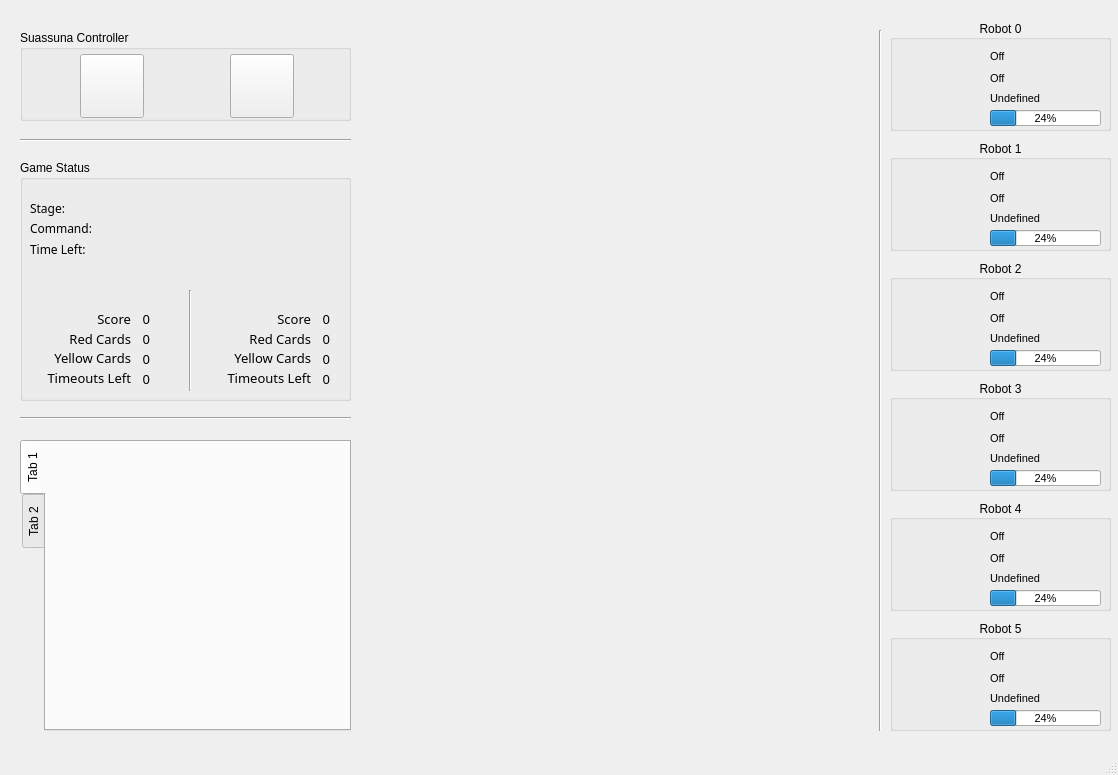
First picture: the form in entity/coachview/mainwindow.ui, repository MaracatronicsRobotics/Armorial-Suassuna-Legacy, before the edit.
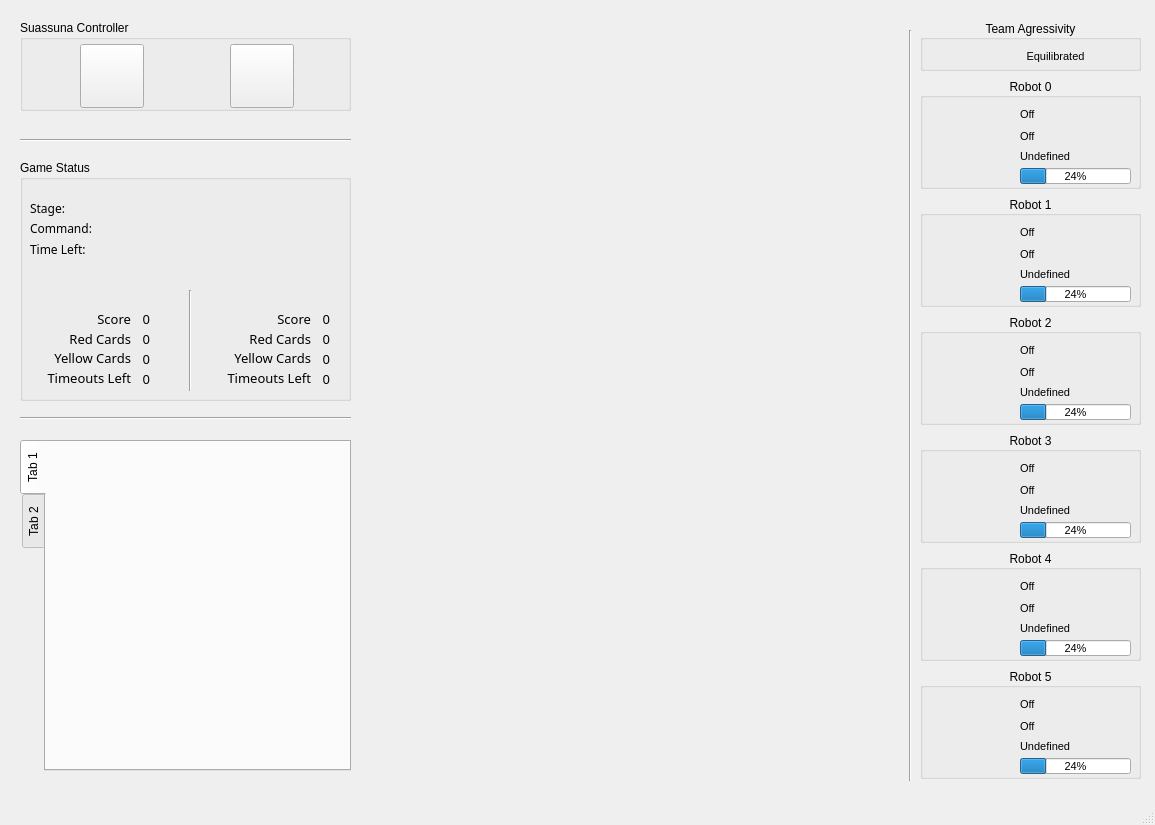
Second picture: the form after the edit. Icons and pictures are not drawn. Custom widgets are drawn as their Qt base class.

Diff of the .ui file:
```diff
--- a/entity/coachview/mainwindow.ui
+++ b/entity/coachview/mainwindow.ui
@@ -6,8 +6,8 @@
    <rect>
     <x>0</x>
     <y>0</y>
-    <width>1118</width>
-    <height>775</height>
+    <width>1155</width>
+    <height>825</height>
    </rect>
   </property>
   <property name="windowTitle">
@@ -24,8 +24,8 @@
    <widget class="QGroupBox" name="groupBox">
     <property name="geometry">
      <rect>
-      <x>890</x>
-      <y>20</y>
+      <x>920</x>
+      <y>78</y>
       <width>221</width>
       <height>111</height>
      </rect>
@@ -207,8 +207,8 @@
    <widget class="QGroupBox" name="groupBox_2">
     <property name="geometry">
      <rect>
-      <x>890</x>
-      <y>140</y>
+      <x>920</x>
+      <y>196</y>
       <width>221</width>
       <height>111</height>
      </rect>
@@ -387,8 +387,8 @@
    <widget class="QGroupBox" name="groupBox_3">
     <property name="geometry">
      <rect>
-      <x>890</x>
-      <y>260</y>
+      <x>920</x>
+      <y>314</y>
       <width>221</width>
       <height>111</height>
      </rect>
@@ -567,8 +567,8 @@
    <widget class="QGroupBox" name="groupBox_4">
     <property name="geometry">
      <rect>
-      <x>890</x>
-      <y>380</y>
+      <x>920</x>
+      <y>432</y>
       <width>221</width>
       <height>111</height>
      </rect>
@@ -747,8 +747,8 @@
    <widget class="QGroupBox" name="groupBox_5">
     <property name="geometry">
      <rect>
-      <x>890</x>
-      <y>500</y>
+      <x>920</x>
+      <y>550</y>
       <width>221</width>
       <height>111</height>
      </rect>
@@ -927,8 +927,8 @@
    <widget class="QGroupBox" name="groupBox_6">
     <property name="geometry">
      <rect>
-      <x>890</x>
-      <y>620</y>
+      <x>920</x>
+      <y>668</y>
       <width>221</width>
       <height>111</height>
      </rect>
@@ -1107,10 +1107,10 @@
    <widget class="Line" name="line">
     <property name="geometry">
      <rect>
-      <x>870</x>
+      <x>900</x>
       <y>30</y>
       <width>20</width>
-      <height>701</height>
+      <height>751</height>
      </rect>
     </property>
     <property name="orientation">
@@ -1657,7 +1657,7 @@
       <x>20</x>
       <y>440</y>
       <width>331</width>
-      <height>291</height>
+      <height>331</height>
      </rect>
     </property>
     <property name="tabPosition">
@@ -1682,8 +1682,8 @@
      <rect>
       <x>370</x>
       <y>30</y>
-      <width>490</width>
-      <height>690</height>
+      <width>527</width>
+      <height>740</height>
      </rect>
     </property>
    </widget>
@@ -1694,7 +1694,7 @@
     <property name="geometry">
      <rect>
       <x>20</x>
-      <y>30</y>
+      <y>20</y>
       <width>331</width>
       <height>91</height>
      </rect>
@@ -1762,6 +1762,62 @@
      <enum>Qt::Horizontal</enum>
     </property>
    </widget>
+   <widget class="QGroupBox" name="groupBox_8">
+    <property name="geometry">
+     <rect>
+      <x>920</x>
+      <y>20</y>
+      <width>221</width>
+      <height>51</height>
+     </rect>
+    </property>
+    <property name="title">
+     <string>Team Agressivity</string>
+    </property>
+    <property name="alignment">
+     <set>Qt::AlignCenter</set>
+    </property>
+    <widget class="QLabel" name="agressivity_img">
+     <property name="geometry">
+      <rect>
+       <x>70</x>
+       <y>30</y>
+       <width>16</width>
+       <height>14</height>
+      </rect>
+     </property>
+     <property name="text">
+      <string/>
+     </property>
+     <property name="pixmap">
+      <pixmap resource="../../rsc.qrc">:/textures/textures/eq.png</pixmap>
+     </property>
+     <property name="scaledContents">
+      <bool>true</bool>
+     </property>
+    </widget>
+    <widget class="QLabel" name="agressivity_txt">
+     <property name="geometry">
+      <rect>
+       <x>90</x>
+       <y>28</y>
+       <width>91</width>
+       <height>17</height>
+      </rect>
+     </property>
+     <property name="font">
+      <font>
+       <pointsize>8</pointsize>
+      </font>
+     </property>
+     <property name="text">
+      <string>Equilibrated</string>
+     </property>
+     <property name="alignment">
+      <set>Qt::AlignCenter</set>
+     </property>
+    </widget>
+   </widget>
   </widget>
   <widget class="QMenuBar" name="menubar">
    <property name="geometry">
```
Left out of the diff: 20 changed lines with no effect on the pictures.
